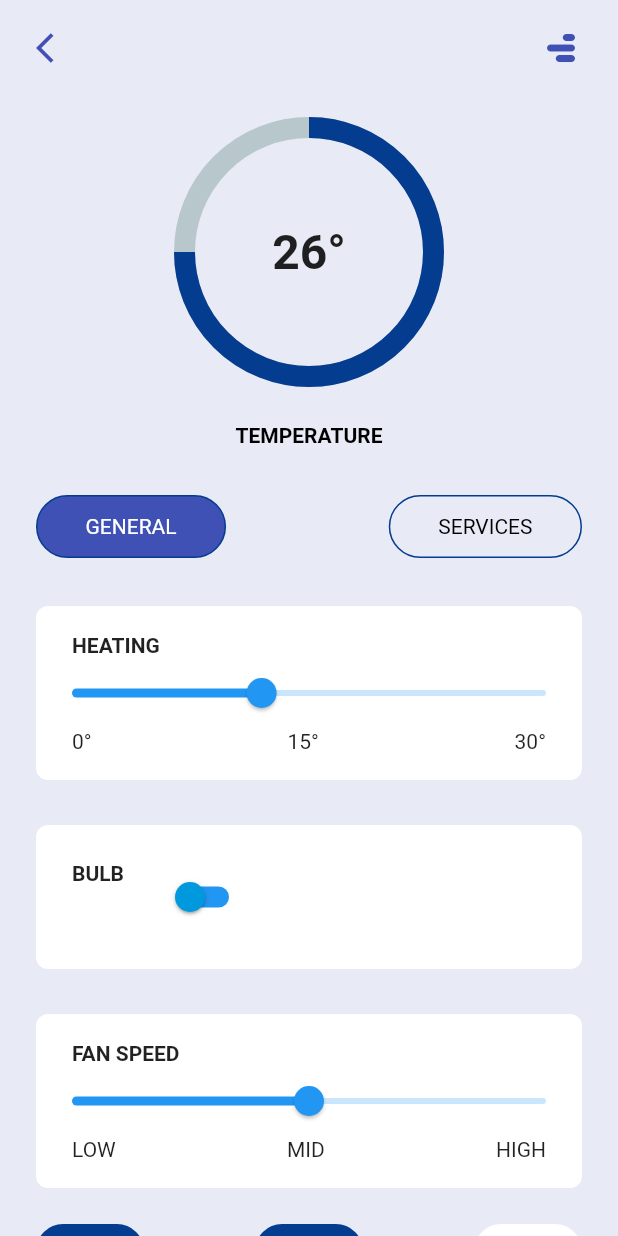
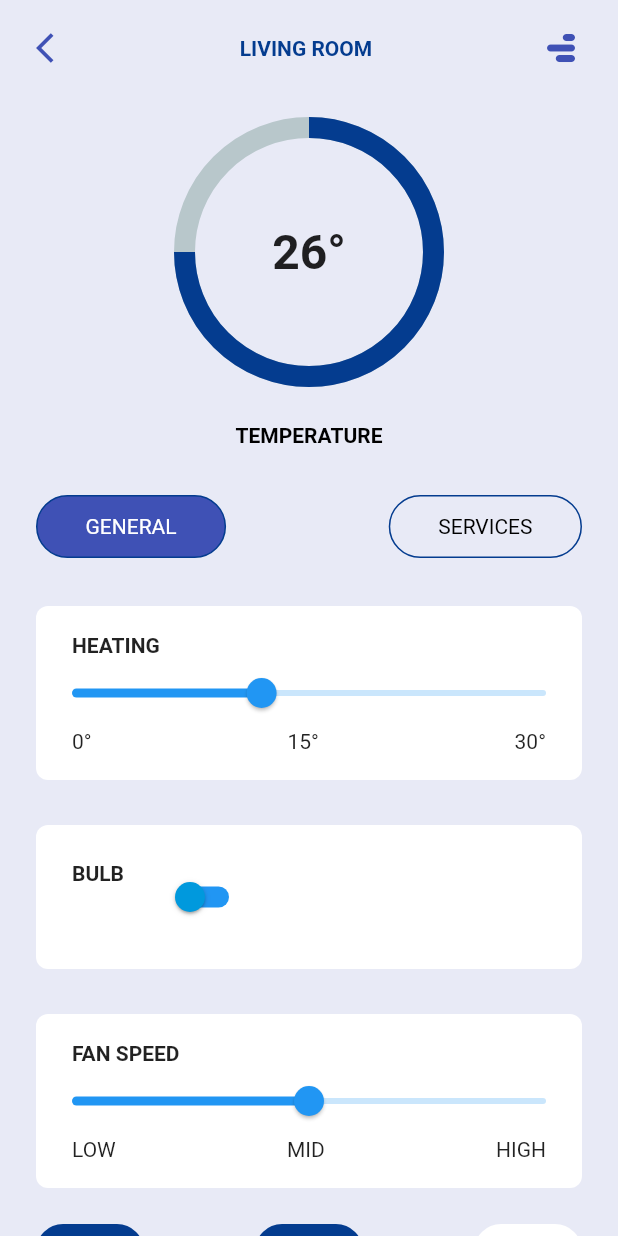
Before and after one commit to Neba-Emmanuel/veete, a Flutter app: the LivingroomPage screen opened directly, on a phone screen of 412 x 824 dp. Run offline on Flutter 3.47's test engine with Material 2 defaults, Android fonts, the phone set to English and light mode, and no system bars; drawn by our look-alikes of percent_indicator.

Commit message:
Update living_room.dart

```diff
--- a/lib/screens/living_room/living_room.dart
+++ b/lib/screens/living_room/living_room.dart
@@ -36,6 +36,13 @@ class _LivingroomPageState extends State<LivingroomPage> {
                     child: const Icon(
                       Icons.arrow_back_ios,
                       color: Colors.indigo,
+                    ),
+                  ),
+                  const Center(
+                    child: Text(
+                      'LIVING ROOM',
+                      style: TextStyle(
+                          fontWeight: FontWeight.bold, color: COLORS.kOriginal),
                     ),
                   ),
                   const RotatedBox(
```
